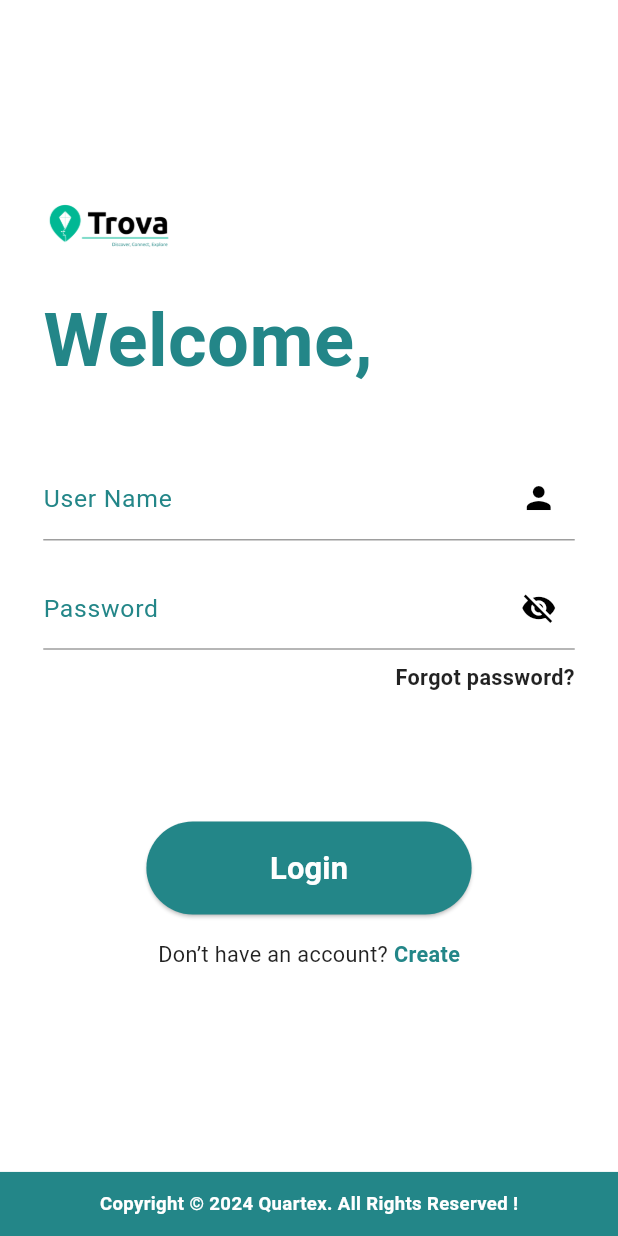
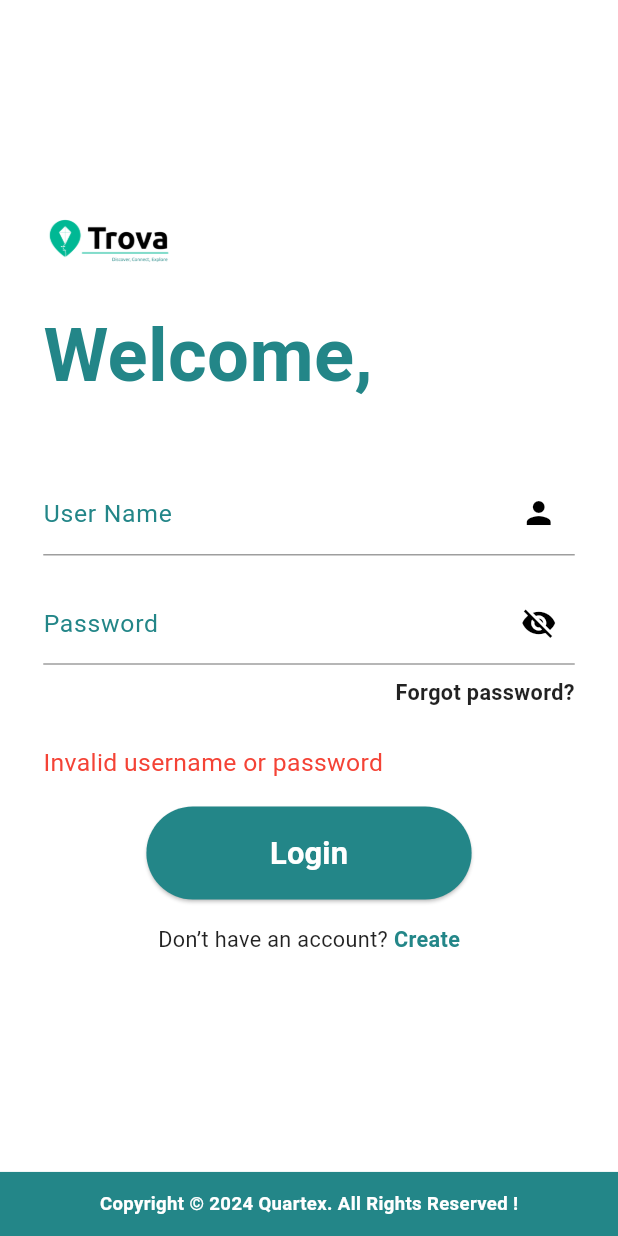
Before and after one commit to Team-Quartex/mobile-new, a Flutter app: the screen it shows after launch, after a tap on "Login", on a phone screen of 412 x 824 dp. Run offline on Flutter 3.47's test engine with Material 3 defaults, Android fonts, the phone set to English and light mode, and no system bars; our stand-ins replace flutter_rating_stars, get_it, timeago; missing offline and left inert: zoom_pinch_overlay; network calls fail; Roboto replaces fonts that are missing (TanseekModernProArabic).

Commit message:
error handling

```diff
--- a/lib/auth/login_page.dart
+++ b/lib/auth/login_page.dart
@@ -15,10 +15,8 @@ class LoginPage extends StatefulWidget {
 class _LoginPageState extends State<LoginPage> {
   final TextEditingController _usernameController = TextEditingController();
   final TextEditingController _passwordController = TextEditingController();
-  final bool _isLoading = false;
-  final bool _obscureText = true;
-  String? _errorMessage;
-  final bool _showError = false;
+  bool _isLoading = false; // Corrected to be mutable
+  String _errorMessage = ''; // Error message to display
   ApiService? _apiService;
 
   @override
@@ -101,32 +99,25 @@ class _LoginPageState extends State<LoginPage> {
                       ),
                     ),
                   ),
-                  SizedBox(height: screenHeight * 0.05),
+                  SizedBox(height: screenHeight * 0.03),
                   if (_isLoading)
                     const Center(
                       child: CircularProgressIndicator(
                         color: Color(0xFF238688),
                       ),
                     ),
-                  SizedBox(height: _isLoading ? screenHeight * 0.02 : 0),
-                  AnimatedOpacity(
-                    opacity: _errorMessage != null ? 1.0 : 0.0,
-                    duration: const Duration(milliseconds: 500),
-                    child: Center(
-                      child: Padding(
-                        padding: const EdgeInsets.symmetric(vertical: 10),
+                  if (_errorMessage.isNotEmpty)
+                    Padding(
+                      padding: EdgeInsets.only(bottom: screenHeight * 0.02),
                       child: Text(
-                          _errorMessage ?? '',
-                          textAlign: TextAlign.center,
+                        _errorMessage,
                         style: TextStyle(
                           color: Colors.red,
                           fontSize: screenWidth * 0.04,
-                            fontWeight: FontWeight.normal,
                         ),
                       ),
                     ),
-                    ),
-                  ),
+                  SizedBox(height: _isLoading ? screenHeight * 0.02 : 0),
                   Center(
                     child: ElevatedButton(
                       onPressed: _login,
@@ -199,15 +190,34 @@ class _LoginPageState extends State<LoginPage> {
   }
 
   void _login() async {
-    if (await _apiService!
-        .userLogin(_usernameController.text, _passwordController.text)) {
+    setState(() {
+      _isLoading = true;
+      _errorMessage = ''; // Clear previous error message
+    });
+
+    try {
+      final success = await _apiService!
+          .userLogin(_usernameController.text, _passwordController.text);
+
+      if (success) {
         GetIt.instance.registerSingleton<UserClass>(UserClass());
         Navigator.pushReplacement(
           context,
           MaterialPageRoute(builder: (context) => const HomePage()),
         );
       } else {
-      print('fail');
+        setState(() {
+          _errorMessage = 'Invalid username or password';
+        });
+      }
+    } catch (e) {
+      setState(() {
+        _errorMessage = 'An error occurred. Please try again later.';
+      });
+    } finally {
+      setState(() {
+        _isLoading = false;
+      });
     }
   }
 }
--- a/pubspec.yaml
+++ b/pubspec.yaml
@@ -42,7 +42,7 @@ dependencies:
   zoom_pinch_overlay: ^1.4.3
   flutter_rating_stars: ^1.1.0
   intl: ^0.18.0
-  file_picker: ^8.1.4
+  #file_picker: ^8.1.4
   timeago: ^3.1.0
 
 dev_dependencies:
```
Also changed, not shown: lib/Screens/AddPost/Addpost.dart (+216 -216 lines), lib/Screens/home/HomePage.dart (+4 -4 lines), lib/auth/signup_page.dart (+27 -7 lines), pubspec.lock. Lines whose indentation alone changed are shown as unchanged.
